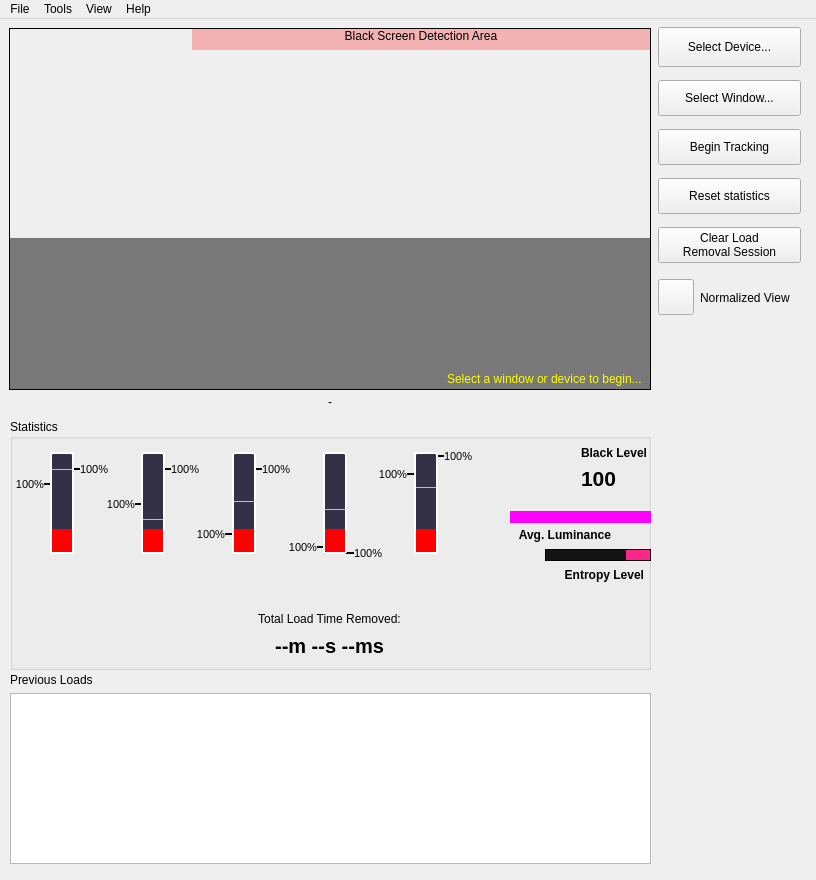
The window that res/zdcurtain.ui (goth-uhaul/zdcurtain) describes before a commit, drawn with Qt 5.
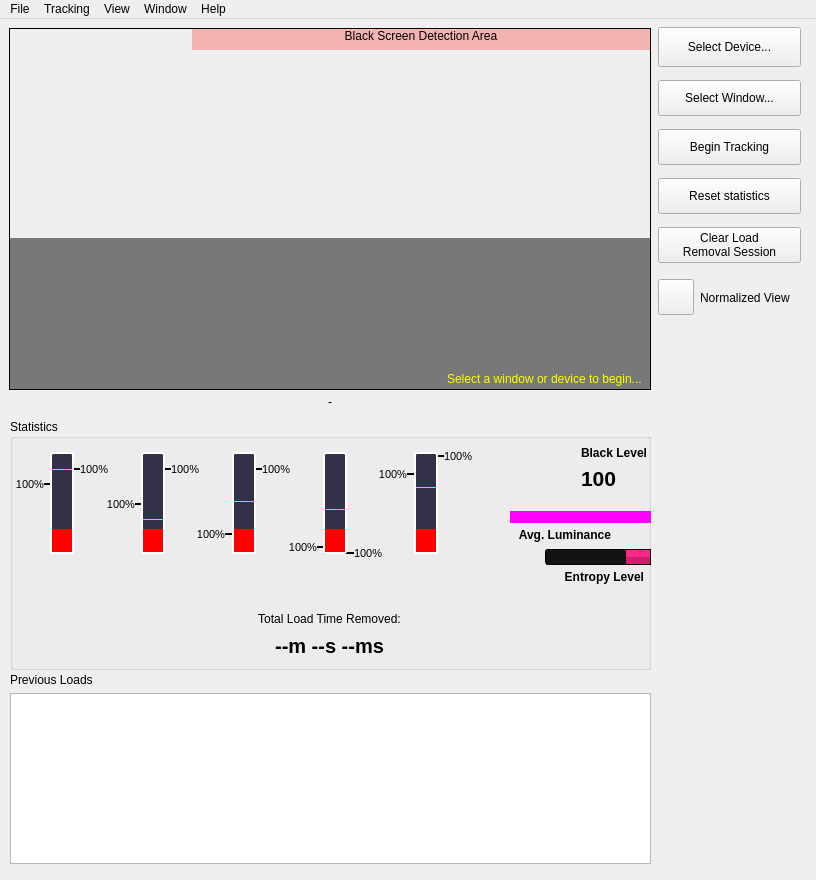
The same window after the commit. Icons and pictures are not drawn.

What changed in the file:
```diff
--- a/res/zdcurtain.ui
+++ b/res/zdcurtain.ui
@@ -1387,18 +1387,20 @@
            <property name="minimumSize">
             <size>
              <width>106</width>
-             <height>12</height>
+             <height>8</height>
             </size>
            </property>
            <property name="maximumSize">
             <size>
              <width>120</width>
-             <height>12</height>
+             <height>8</height>
             </size>
            </property>
            <property name="styleSheet">
             <string notr="true">    QProgressBar {
         border: 1px solid #000000;
+        border-bottom: 0px;
+		border-top-left-radius: 3px;
         text-align: center;
         background-color: #131313;
         color: white;
@@ -1427,6 +1429,59 @@
            </property>
           </widget>
          </item>
+         <item alignment="Qt::AlignmentFlag::AlignRight">
+          <widget class="QProgressBar" name="entropy_bar_slice">
+           <property name="sizePolicy">
+            <sizepolicy hsizetype="Preferred" vsizetype="Preferred">
+             <horstretch>0</horstretch>
+             <verstretch>0</verstretch>
+            </sizepolicy>
+           </property>
+           <property name="minimumSize">
+            <size>
+             <width>106</width>
+             <height>8</height>
+            </size>
+           </property>
+           <property name="maximumSize">
+            <size>
+             <width>120</width>
+             <height>8</height>
+            </size>
+           </property>
+           <property name="styleSheet">
+            <string notr="true">    QProgressBar {
+        border: 1px solid #000000;
+		border-top: 0px;
+		border-bottom-left-radius: 3px;
+        text-align: center;
+        background-color: #131313;
+        color: white;
+    }
+    QProgressBar::chunk {
+        background-color: #cc1f6d;
+    }</string>
+           </property>
+           <property name="value">
+            <number>24</number>
+           </property>
+           <property name="alignment">
+            <set>Qt::AlignmentFlag::AlignCenter</set>
+           </property>
+           <property name="textVisible">
+            <bool>false</bool>
+           </property>
+           <property name="orientation">
+            <enum>Qt::Orientation::Horizontal</enum>
+           </property>
+           <property name="invertedAppearance">
+            <bool>true</bool>
+           </property>
+           <property name="textDirection">
+            <enum>QProgressBar::Direction::TopToBottom</enum>
+           </property>
+          </widget>
+         </item>
          <item>
           <widget class="QLabel" name="entropy_level_label">
            <property name="maximumSize">
@@ -2403,13 +2458,23 @@
    </widget>
    <widget class="QMenu" name="menuTools">
     <property name="title">
-     <string>Tools</string>
+     <string>Tracking</string>
     </property>
-    <addaction name="action_export_tracked_loads"/>
+    <addaction name="action_reset_statistics"/>
+    <addaction name="action_clear_load_removal_session"/>
+    <addaction name="separator"/>
+    <addaction name="action_settings"/>
+   </widget>
+   <widget class="QMenu" name="menuWindow">
+    <property name="title">
+     <string>Window</string>
+    </property>
+    <addaction name="action_show_stream_overlay"/>
    </widget>
    <addaction name="menuFile"/>
    <addaction name="menuTools"/>
    <addaction name="menuView"/>
+   <addaction name="menuWindow"/>
    <addaction name="menuAbout"/>
   </widget>
   <action name="action_settings">
```
Left out of the diff: 45 changed lines with no effect on the pictures.
